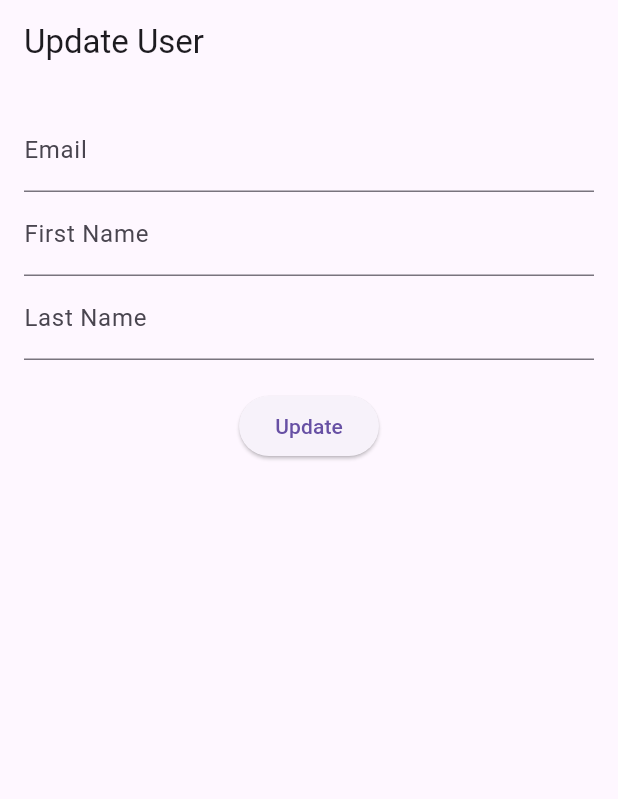
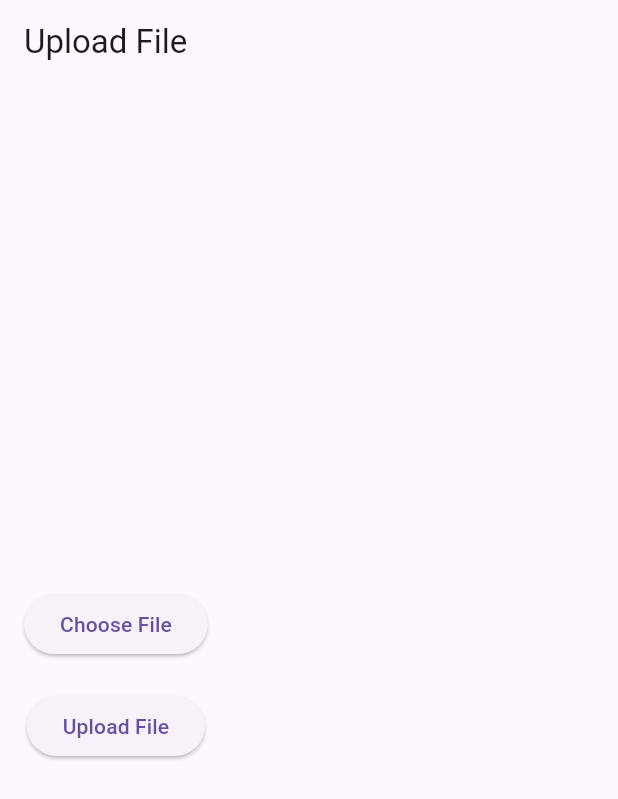
Before and after one commit to RahmatulFirdaus/freak-idea, a Flutter app: the screen it shows after launch, on a phone screen of 412 x 824 dp. Shown: the top 799 px of the screen. Run offline on Flutter 3.47's test engine with Material 3 defaults, Android fonts, the phone set to English and light mode, and no system bars; our stand-ins replace animated_text_kit, file_picker, fluttertoast, google_fonts.

Commit message:
add upload method

```diff
--- a/lib/main.dart
+++ b/lib/main.dart
@@ -16,6 +16,7 @@ import 'package:testing_project/pages/splashScreen.dart';
 import 'package:testing_project/pages/sigitaExecuteDrawer.dart';
 import 'package:testing_project/pages/drawExecute.dart';
 import 'package:testing_project/pages/update_sigita/update.dart';
+import 'package:testing_project/pages/upload_file/upload_file.dart';
 
 void main() async{
   runApp(const MyApp());
@@ -33,7 +34,7 @@ class _MyAppState extends State<MyApp> {
   Widget build(BuildContext context) {
     return MaterialApp(
       debugShowCheckedModeBanner: false,
-      home: UpdateUserPage(),
+      home: UploadFilePage(),
     );
   }
 }
--- /dev/null
+++ b/lib/pages/upload_file/upload_file.dart
@@ -0,0 +1,84 @@
+import 'package:flutter/material.dart';
+import 'package:file_picker/file_picker.dart';
+import 'package:http/http.dart' as http;
+import 'dart:io';
+
+class UploadFilePage extends StatefulWidget {
+  @override
+  _UploadFilePageState createState() => _UploadFilePageState();
+}
+
+class _UploadFilePageState extends State<UploadFilePage> {
+  File? _selectedFile;
+
+  // Fungsi untuk memilih file dari file manager
+  Future<void> _pickFile() async {
+    final result = await FilePicker.platform.pickFiles();
+
+    if (result != null) {
+      setState(() {
+        _selectedFile = File(result.files.single.path!);
+      });
+    } else {
+      print('No file selected.');
+    }
+  }
+
+  // Fungsi untuk upload file ke server
+  Future<void> _uploadFile() async {
+    if (_selectedFile == null) {
+      ScaffoldMessenger.of(context).showSnackBar(SnackBar(
+        content: Text('Please select a file first'),
+      ));
+      return;
+    }
+
+    try {
+      final uri = Uri.parse('http://192.168.1.5:3000/api/uploadFileBukanSigita'); // Ganti URL sesuai dengan alamat server Anda
+      var request = http.MultipartRequest('POST', uri);
+      request.files.add(await http.MultipartFile.fromPath('file', _selectedFile!.path));
+
+      var response = await request.send();
+      if (response.statusCode == 200) {
+        ScaffoldMessenger.of(context).showSnackBar(SnackBar(
+          content: Text('File uploaded successfully!'),
+        ));
+      } else {
+        ScaffoldMessenger.of(context).showSnackBar(SnackBar(
+          content: Text('File upload failed! Status code: ${response.statusCode}'),
+        ));
+      }
+    } catch (e) {
+      ScaffoldMessenger.of(context).showSnackBar(SnackBar(
+        content: Text('Error: $e'),
+      ));
+    }
+  }
+
+  @override
+  Widget build(BuildContext context) {
+    return Scaffold(
+      appBar: AppBar(title: Text('Upload File')),
+      body: Padding(
+        padding: EdgeInsets.all(16.0),
+        child: Column(
+          mainAxisAlignment: MainAxisAlignment.center,
+          children: [
+            if (_selectedFile != null)
+              Text('Selected File: ${_selectedFile!.path.split('/').last}'),
+            SizedBox(height: 20),
+            ElevatedButton(
+              onPressed: _pickFile,
+              child: Text('Choose File'),
+            ),
+            SizedBox(height: 20),
+            ElevatedButton(
+              onPressed: _uploadFile,
+              child: Text('Upload File'),
+            ),
+          ],
+        ),
+      ),
+    );
+  }
+}
--- a/pubspec.yaml
+++ b/pubspec.yaml
@@ -31,6 +31,7 @@ dependencies:
   animated_text_kit: ^4.2.2
   cupertino_icons: ^1.0.8
   dio: ^5.7.0
+  file_picker: ^8.1.3
   flutter:
     sdk: flutter
   flutter_downloader: ^1.11.8
```
Also changed, not shown: pubspec.lock.
